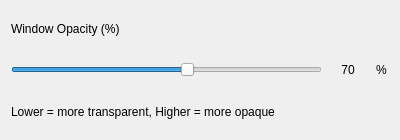
Qt form contents/ui/config.ui (wrrulosdev/kde-trans) before a commit.
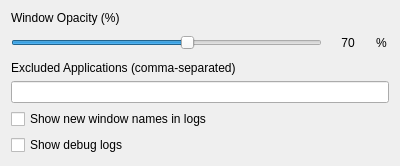
The same form after that commit.

Commit message: debug cache  and show window names messages implemented

What changed in the file:
```diff
--- a/contents/ui/config.ui
+++ b/contents/ui/config.ui
@@ -7,14 +7,15 @@
         <x>0</x>
         <y>0</y>
         <width>400</width>
-        <height>140</height>
+        <height>160</height>
       </rect>
     </property>
     <property name="windowTitle">
       <string>KDE‑Trans Settings</string>
     </property>
-    <layout class="QVBoxLayout" name="verticalLayout">
-      
+
+    <layout class="QVBoxLayout" name="mainVerticalLayout">
+
       <item>
         <widget class="QLabel" name="labelOpacity">
           <property name="text">
@@ -22,9 +23,10 @@
           </property>
         </widget>
       </item>
-      
+
       <item>
-        <layout class="QHBoxLayout" name="horizontalSliderLayout">
+        <layout class="QHBoxLayout" name="opacitySliderLayout">
+
           <item>
             <widget class="QSlider" name="kcfg_windowOpacityPercentage">
               <property name="orientation">
@@ -84,17 +86,51 @@
           </item>
         </layout>
       </item>
-      
+
       <item>
-        <widget class="QLabel" name="labelHint">
+        <widget class="QLabel" name="labelExcludedApps">
           <property name="text">
-            <string>Lower = more transparent, Higher = more opaque</string>
+            <string>Excluded Applications (comma-separated)</string>
           </property>
-          <property name="wordWrap">
-            <bool>true</bool>
+          <property name="margin">
+            <number>10</number>
           </property>
         </widget>
       </item>
+
+      <item>
+        <widget class="QLineEdit" name="kcfg_excludedWindows">
+          <property name="toolTip">
+            <string>Enter comma-separated list of application classes to exclude from transparency</string>
+          </property>
+          <property name="margin">
+            <number>10</number>
+          </property>
+        </widget>
+      </item>
+
+      <item>
+        <widget class="QCheckBox" name="kcfg_showNewWindowNames">
+          <property name="text">
+            <string>Show new window names in logs</string>
+          </property>
+          <property name="toolTip">
+            <string>Enable to log resourceClass/resourceName/caption of windows when they appear</string>
+          </property>
+        </widget>
+      </item>
+
+      <item>
+        <widget class="QCheckBox" name="kcfg_showDebugLogs">
+          <property name="text">
+            <string>Show debug logs</string>
+          </property>
+          <property name="toolTip">
+            <string>Enable to show log messages (useful for debugging or viewing cache usage)</string>
+          </property>
+        </widget>
+      </item>
+
     </layout>
   </widget>
   
```
Left out of the diff: 7 changed lines with no effect on the pictures. The commit also changes 2 other files.
